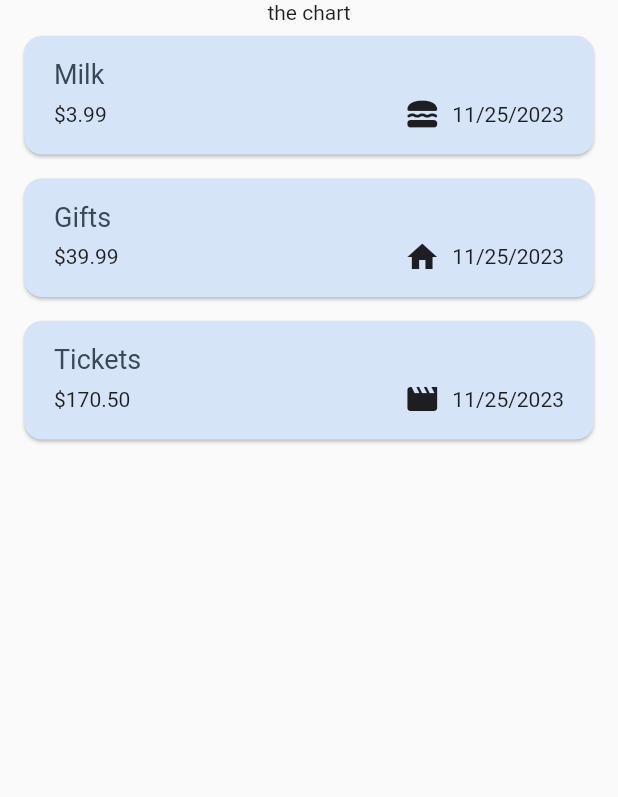
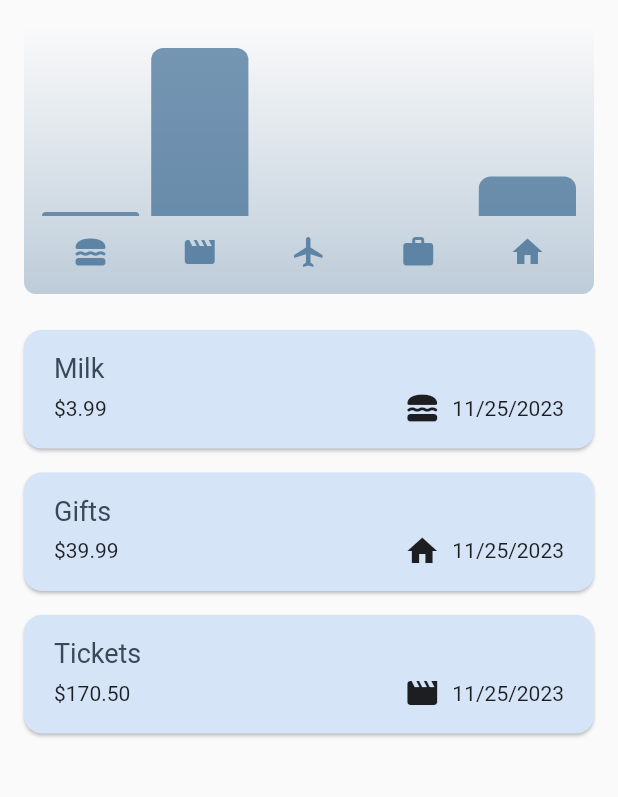
Before and after one commit to abdyevas/Expense_Tracker_App, a Flutter app: the screen it shows after launch, on a phone screen of 412 x 824 dp, the part 84-881 px from its top. Run offline on Flutter 3.47's test engine with Material 2 defaults, Android fonts, the phone set to English and light mode, and no system bars.

Commit message:
add chat bars

```diff
--- a/expense_tracker/lib/models/expense.dart
+++ b/expense_tracker/lib/models/expense.dart
@@ -1,4 +1,3 @@
-import 'package:flutter/foundation.dart';
 import 'package:flutter/material.dart';
 import 'package:uuid/uuid.dart';
 import 'package:intl/intl.dart';
@@ -49,7 +48,7 @@ class ExpenseBucket {
             .where((expense) => expense.categoty == category)
             .toList();
 
-  final Category category;
+  final Categoty category;
   final List<Expense> expenses;
 
   double get totalExpenses {
--- a/expense_tracker/lib/widgets/chart/chart.dart
+++ b/expense_tracker/lib/widgets/chart/chart.dart
@@ -0,0 +1,96 @@
+import 'package:flutter/material.dart';
+
+import 'package:expense_tracker/widgets/chart/chart_bar.dart';
+import 'package:expense_tracker/models/expense.dart';
+
+class Chart extends StatelessWidget {
+  const Chart({super.key, required this.expenses});
+
+  final List<Expense> expenses;
+
+  List<ExpenseBucket> get buckets {
+    return [
+      ExpenseBucket.forCategory(expenses, Categoty.food),
+      ExpenseBucket.forCategory(expenses, Categoty.leisure),
+      ExpenseBucket.forCategory(expenses, Categoty.travel),
+      ExpenseBucket.forCategory(expenses, Categoty.work),
+      ExpenseBucket.forCategory(expenses, Categoty.home),
+    ];
+  }
+
+  double get maxTotalExpense {
+    double maxTotalExpense = 0;
+
+    for (final bucket in buckets) {
+      if (bucket.totalExpenses > maxTotalExpense) {
+        maxTotalExpense = bucket.totalExpenses;
+      }
+    }
+
+    return maxTotalExpense;
+  }
+
+  @override
+  Widget build(BuildContext context) {
+    final isDarkMode =
+        MediaQuery.of(context).platformBrightness == Brightness.dark;
+    return Container(
+      margin: const EdgeInsets.all(16),
+      padding: const EdgeInsets.symmetric(
+        vertical: 16,
+        horizontal: 8,
+      ),
+      width: double.infinity,
+      height: 180,
+      decoration: BoxDecoration(
+        borderRadius: BorderRadius.circular(8),
+        gradient: LinearGradient(
+          colors: [
+            Theme.of(context).colorScheme.primary.withOpacity(0.3),
+            Theme.of(context).colorScheme.primary.withOpacity(0.0)
+          ],
+          begin: Alignment.bottomCenter,
+          end: Alignment.topCenter,
+        ),
+      ),
+      child: Column(
+        children: [
+          Expanded(
+            child: Row(
+              crossAxisAlignment: CrossAxisAlignment.end,
+              children: [
+                for (final bucket in buckets)
+                  ChartBar(
+                    fill: bucket.totalExpenses == 0
+                        ? 0
+                        : bucket.totalExpenses / maxTotalExpense,
+                  )
+              ],
+            ),
+          ),
+          const SizedBox(height: 12),
+          Row(
+            children: buckets
+                .map(
+                  (bucket) => Expanded(
+                    child: Padding(
+                      padding: const EdgeInsets.symmetric(horizontal: 4),
+                      child: Icon(
+                        categoryIcons[bucket.category],
+                        color: isDarkMode
+                            ? Theme.of(context).colorScheme.secondary
+                            : Theme.of(context)
+                                .colorScheme
+                                .primary
+                                .withOpacity(0.7),
+                      ),
+                    ),
+                  ),
+                )
+                .toList(),
+          )
+        ],
+      ),
+    );
+  }
+}
--- a/expense_tracker/lib/widgets/chart/chart_bar.dart
+++ b/expense_tracker/lib/widgets/chart/chart_bar.dart
@@ -0,0 +1,34 @@
+import 'package:flutter/material.dart';
+
+class ChartBar extends StatelessWidget {
+  const ChartBar({
+    super.key,
+    required this.fill,
+  });
+
+  final double fill;
+
+  @override
+  Widget build(BuildContext context) {
+    final isDarkMode =
+        MediaQuery.of(context).platformBrightness == Brightness.dark;
+    return Expanded(
+      child: Padding(
+        padding: const EdgeInsets.symmetric(horizontal: 4),
+        child: FractionallySizedBox(
+          heightFactor: fill,
+          child: DecoratedBox(
+            decoration: BoxDecoration(
+              shape: BoxShape.rectangle,
+              borderRadius:
+                  const BorderRadius.vertical(top: Radius.circular(8)),
+              color: isDarkMode
+                  ? Theme.of(context).colorScheme.secondary
+                  : Theme.of(context).colorScheme.primary.withOpacity(0.65),
+            ),
+          ),
+        ),
+      ),
+    );
+  }
+}
--- a/expense_tracker/lib/widgets/expenses.dart
+++ b/expense_tracker/lib/widgets/expenses.dart
@@ -1,3 +1,4 @@
+import 'package:expense_tracker/widgets/chart/chart.dart';
 import 'package:expense_tracker/widgets/expenses_list/expenses_list.dart';
 import 'package:expense_tracker/widgets/new_expense.dart';
 import 'package:flutter/material.dart';
@@ -95,7 +96,7 @@ class _ExpensesState extends State<Expenses> {
       ),
       body: Column(
         children: [
-          const Text('the chart'),
+          Chart(expenses: _registeredExpenses),
           Expanded(
             child: mainContent,
           ),
```
